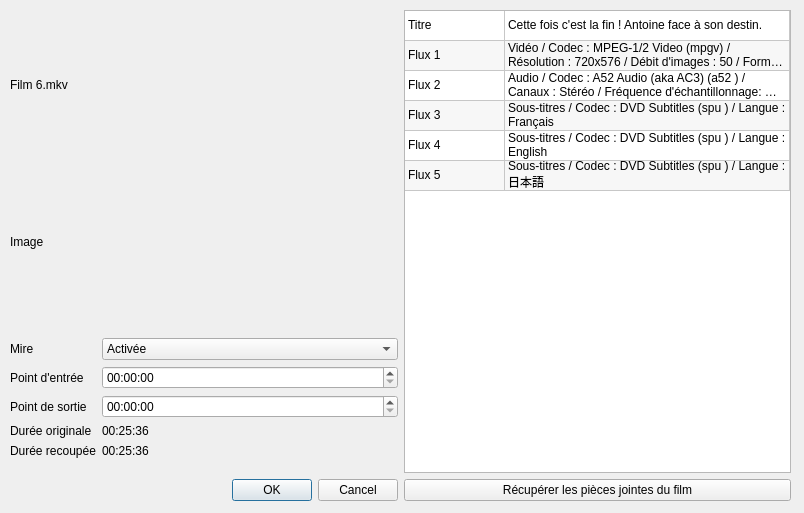
The window that src/advancedsettingswindow.ui (cinemaouvert/OPP) describes before a commit, drawn with Qt 5.
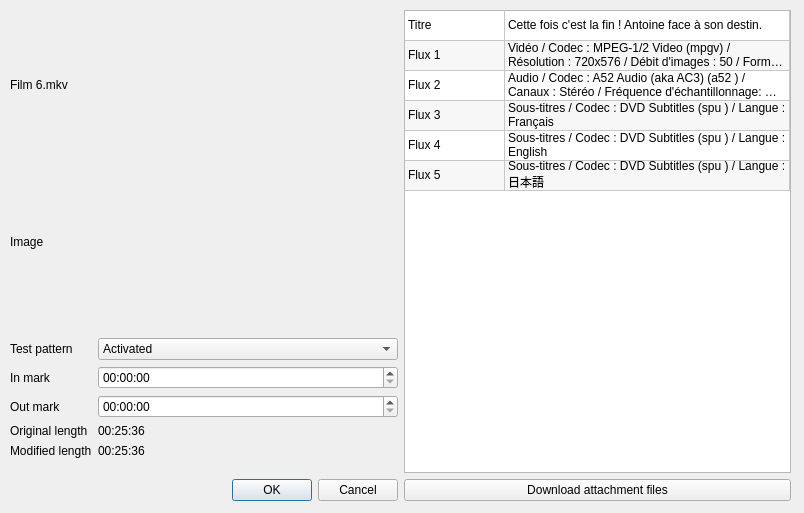
The same window after the commit.

Commit message: Traduction - AdvancedSettings

Diff of the .ui file:
```diff
--- a/src/advancedsettingswindow.ui
+++ b/src/advancedsettingswindow.ui
@@ -47,7 +47,7 @@
         <item row="0" column="0">
          <widget class="QLabel" name="label_testPattern">
           <property name="text">
-           <string>Mire</string>
+           <string>Test pattern</string>
           </property>
          </widget>
         </item>
@@ -55,7 +55,7 @@
          <widget class="QComboBox" name="comboBox_testPattern">
           <item>
            <property name="text">
-            <string>Activée</string>
+            <string>Activated</string>
            </property>
           </item>
           <item>
@@ -68,7 +68,7 @@
         <item row="1" column="0">
          <widget class="QLabel" name="label_inMark">
           <property name="text">
-           <string>Point d'entrée</string>
+           <string>In mark</string>
           </property>
          </widget>
         </item>
@@ -82,7 +82,7 @@
         <item row="2" column="0">
          <widget class="QLabel" name="label_outMark">
           <property name="text">
-           <string>Point de sortie</string>
+           <string>Out mark</string>
           </property>
          </widget>
         </item>
@@ -96,7 +96,7 @@
         <item row="3" column="0">
          <widget class="QLabel" name="label_originalLength">
           <property name="text">
-           <string>Durée originale</string>
+           <string>Original length</string>
           </property>
          </widget>
         </item>
@@ -110,7 +110,7 @@
         <item row="4" column="0">
          <widget class="QLabel" name="label_modifiedLength">
           <property name="text">
-           <string>Durée recoupée</string>
+           <string>Modified length</string>
           </property>
          </widget>
         </item>
@@ -254,7 +254,7 @@
       <item>
        <widget class="QPushButton" name="pushButton_attachment">
         <property name="text">
-         <string>Récupérer les pièces jointes du film</string>
+         <string>Download attachment files</string>
         </property>
        </widget>
       </item>
```
Left out of the diff: 7 changed lines with no effect on the pictures.
